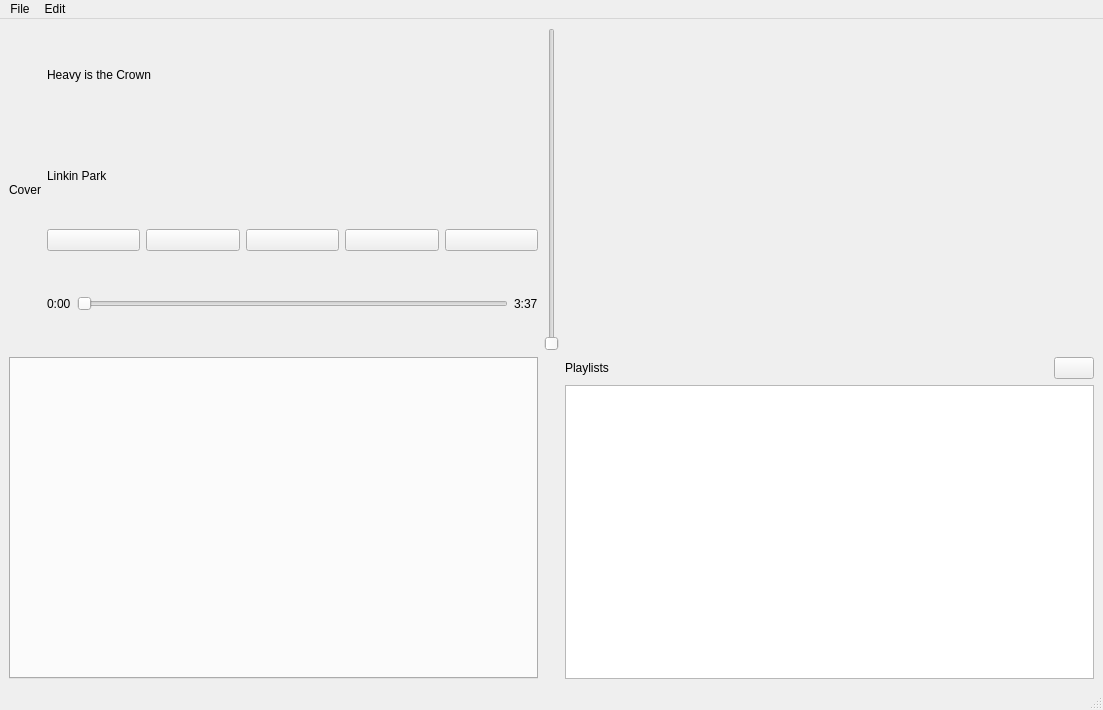
Qt form ui/MainWindow.ui (nichilum/nimamp) before a commit.
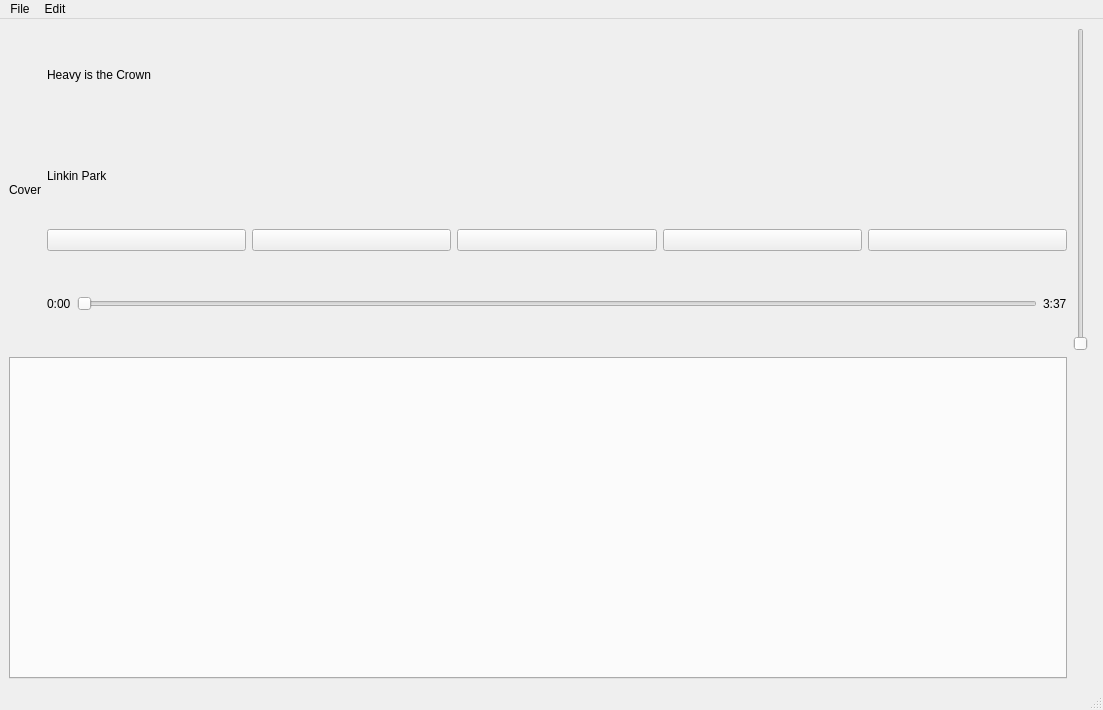
The same form after that commit. Icons and pictures are not drawn.

Commit message: refactor playlist view

The edit to the form file:
```diff
--- a/ui/MainWindow.ui
+++ b/ui/MainWindow.ui
@@ -155,48 +155,6 @@
       </item>
      </layout>
     </item>
-    <item row="1" column="3">
-     <layout class="QVBoxLayout" name="verticalLayout_2">
-      <item>
-       <layout class="QHBoxLayout" name="horizontalLayout_4">
-        <item>
-         <widget class="QLabel" name="label">
-          <property name="text">
-           <string>Playlists</string>
-          </property>
-         </widget>
-        </item>
-        <item>
-         <spacer name="horizontalSpacer">
-          <property name="orientation">
-           <enum>Qt::Orientation::Horizontal</enum>
-          </property>
-          <property name="sizeHint" stdset="0">
-           <size>
-            <width>40</width>
-            <height>20</height>
-           </size>
-          </property>
-         </spacer>
-        </item>
-        <item>
-         <widget class="QPushButton" name="createPlaylistButton">
-          <property name="text">
-           <string/>
-          </property>
-          <property name="icon">
-           <iconset>
-            <normaloff>../resources/plus.svg</normaloff>../resources/plus.svg</iconset>
-          </property>
-         </widget>
-        </item>
-       </layout>
-      </item>
-      <item>
-       <widget class="QListWidget" name="playlistListWidget"/>
-      </item>
-     </layout>
-    </item>
     <item row="0" column="2">
      <widget class="QSlider" name="volumeSlider">
       <property name="maximum">
```
Left out of the diff: 3 changed lines with no effect on the pictures. The commit also changes 6 other files.
